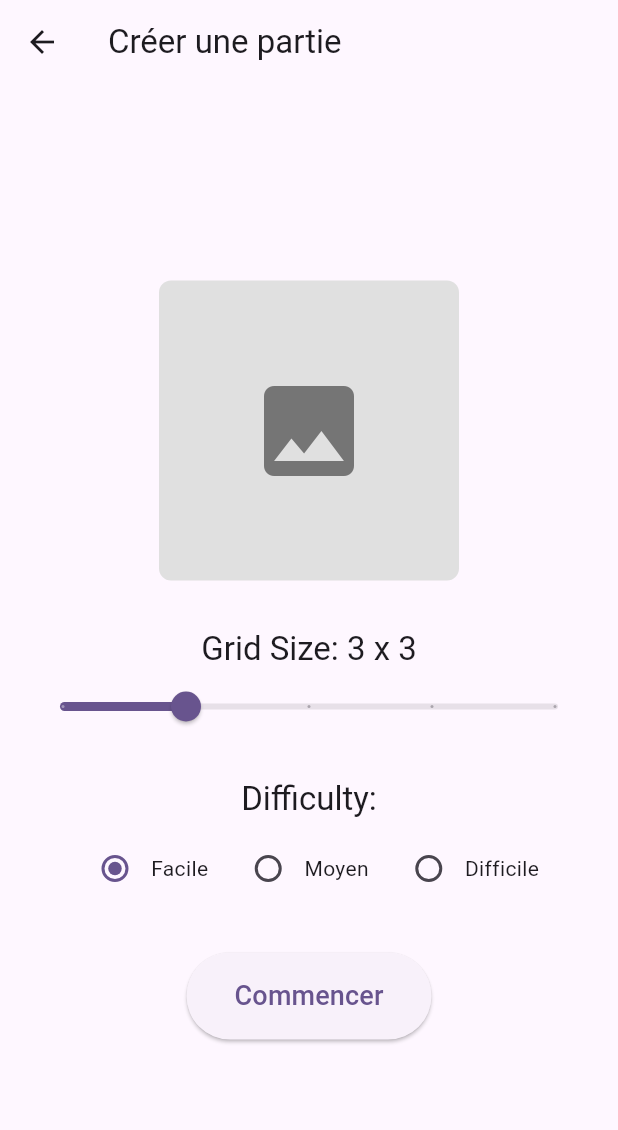
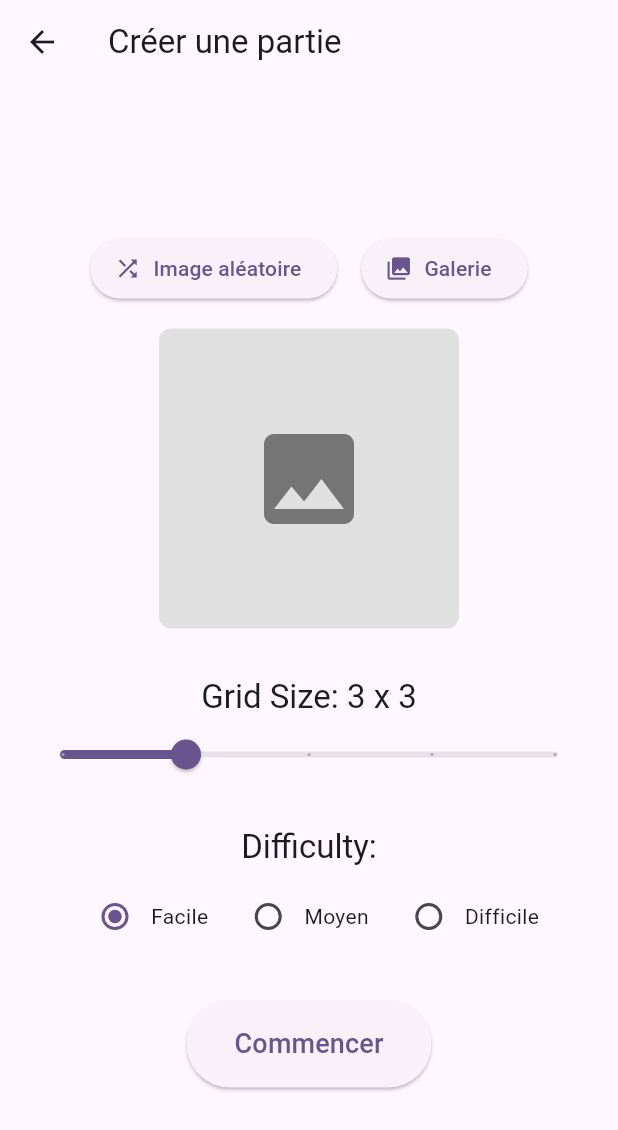
Before and after one commit to Aoxcis/AMSE-TP2, a Flutter app: the CreateGamePage screen opened by its route, on a phone screen of 412 x 824 dp. Shown: the top 1130 px of the screen. Run offline on Flutter 3.47's test engine with Material 3 defaults, Android fonts, the phone set to English and light mode, and no system bars; our stand-ins replace image_picker, shared_preferences; accounts and stored records are empty.

Commit message:
feat: add image selection functionality in create game page and game create service to connect backend

```diff
--- a/tp2/lib/pages/create_game_page.dart
+++ b/tp2/lib/pages/create_game_page.dart
@@ -1,4 +1,9 @@
 import 'package:flutter/material.dart';
+import 'package:image_picker/image_picker.dart';
+import 'dart:io';
+import 'dart:math';
+
+import 'package:tp2/services/game_creation_service.dart';
 
 class CreateGamePage extends StatefulWidget {
   const CreateGamePage({super.key});
@@ -11,8 +16,44 @@ class _CreateGamePageState extends State<CreateGamePage> {
   // State variables for grid size and difficulty
   int _gridSize = 3;
   String _difficulty = 'Facile';
+  File? _selectedImage;
+  bool _isRandomImage = false;
+  int _randomImageId = 1;
 
   final List<String> _difficulties = ['Facile', 'Moyen', 'Difficile'];
+  final ImagePicker _picker = ImagePicker();
+
+  Map<String, dynamic> gameOptions = {
+    'gridSize': 3,
+    'difficulty': 'Facile',
+    'image': null,
+  };
+
+  Map<String, dynamic> gameCurrent = {
+    'currentGrid': [],
+    'currentMoves': 0,
+    'currentImage': null,
+  };
+
+  // Method to pick image from gallery
+  Future<void> _pickImageFromGallery() async {
+    final XFile? image = await _picker.pickImage(source: ImageSource.gallery);
+    if (image != null) {
+      setState(() {
+        _selectedImage = File(image.path);
+        _isRandomImage = false;
+      });
+    }
+  }
+
+  // Method to select a random image
+  void _selectRandomImage() {
+    setState(() {
+      _selectedImage = null;
+      _isRandomImage = true;
+      _randomImageId = Random().nextInt(10) + 1; // Random ID between 1-10
+    });
+  }
 
   @override
   Widget build(BuildContext context) {
@@ -25,6 +66,34 @@ class _CreateGamePageState extends State<CreateGamePage> {
         child: Column(
           mainAxisAlignment: MainAxisAlignment.center,
           children: [
+            // Image Selection Buttons
+            Row(
+              mainAxisAlignment: MainAxisAlignment.center,
+              children: [
+                ElevatedButton.icon(
+                  onPressed: _selectRandomImage,
+                  icon: const Icon(Icons.shuffle),
+                  label: const Text('Image aléatoire'),
+                  style: ElevatedButton.styleFrom(
+                    backgroundColor:
+                        _isRandomImage ? Colors.deepPurple.shade200 : null,
+                  ),
+                ),
+                const SizedBox(width: 16),
+                ElevatedButton.icon(
+                  onPressed: _pickImageFromGallery,
+                  icon: const Icon(Icons.photo_library),
+                  label: const Text('Galerie'),
+                  style: ElevatedButton.styleFrom(
+                    backgroundColor: !_isRandomImage && _selectedImage != null
+                        ? Colors.deepPurple.shade200
+                        : null,
+                  ),
+                ),
+              ],
+            ),
+            const SizedBox(height: 16),
+
             // Image
             Container(
               width: 200,
@@ -32,14 +101,9 @@ class _CreateGamePageState extends State<CreateGamePage> {
               decoration: BoxDecoration(
                 color: Colors.grey[300],
                 borderRadius: BorderRadius.circular(8.0),
+                image: _getImageProvider(),
               ),
-              child: Center(
-                child: Icon(
-                  Icons.image,
-                  size: 80,
-                  color: Colors.grey[600],
-                ),
-              ),
+              child: _getImageWidget(),
             ),
             const SizedBox(height: 32),
 
@@ -93,7 +157,25 @@ class _CreateGamePageState extends State<CreateGamePage> {
 
             // Start Button
             ElevatedButton(
-              onPressed: () {
+              onPressed: () async {
+                gameOptions['gridSize'] = _gridSize;
+                gameOptions['difficulty'] = _difficulty;
+
+                if (_isRandomImage) {
+                  gameOptions['image'] =
+                      'https://picsum.photos/200/300?random=$_randomImageId';
+                } else if (_selectedImage != null) {
+                  gameOptions['image'] = _selectedImage;
+                }
+
+                final gameCreationService = GameCreationService();
+                final gameData =
+                    await gameCreationService.createGame(gameOptions);
+
+                setState(() {
+                  gameCurrent = gameData;
+                });
+
                 // TODO: Navigate to game page with selected options
                 ScaffoldMessenger.of(context).showSnackBar(
                   SnackBar(
@@ -117,4 +199,37 @@ class _CreateGamePageState extends State<CreateGamePage> {
       ),
     );
   }
+
+  // Helper method to get the image decoration
+  DecorationImage? _getImageProvider() {
+    if (_isRandomImage) {
+      // Here you would use an actual random image - this is just a placeholder
+      return DecorationImage(
+        image: NetworkImage(
+            'https://picsum.photos/200/300?random=$_randomImageId'),
+        fit: BoxFit.cover,
+      );
+    } else if (_selectedImage != null) {
+      return DecorationImage(
+        image: FileImage(_selectedImage!),
+        fit: BoxFit.cover,
+      );
+    }
+    return null;
+  }
+
+  // Helper method to get the image widget
+  Widget _getImageWidget() {
+    if (_isRandomImage || _selectedImage != null) {
+      return Container(); // Empty container since we're showing the image as background
+    } else {
+      return Center(
+        child: Icon(
+          Icons.image,
+          size: 80,
+          color: Colors.grey[600],
+        ),
+      );
+    }
+  }
 }
--- a/tp2/lib/widgets/app_bar.dart
+++ b/tp2/lib/widgets/app_bar.dart
@@ -8,6 +8,7 @@ class MyAppBar extends StatelessWidget implements PreferredSizeWidget {
   @override
   Widget build(BuildContext context) {
     return AppBar(
+      automaticallyImplyLeading: false,
       title: Text(title),
       actions: [
         IconButton(
--- a/tp2/pubspec.yaml
+++ b/tp2/pubspec.yaml
@@ -32,6 +32,8 @@ dependencies:
     sdk: flutter
   http: ^1.3.0
   shared_preferences: ^2.0.6
+  image_picker: ^1.0.5
+  image: ^3.0.1
 
   # The following adds the Cupertino Icons font to your application.
   # Use with the CupertinoIcons class for iOS style icons.
@@ -40,6 +42,7 @@ dependencies:
 dev_dependencies:
   flutter_test:
     sdk: flutter
+
 
   # The "flutter_lints" package below contains a set of recommended lints to
   # encourage good coding practices. The lint set provided by the package is
```
Also changed, not shown: tp2/lib/services/game_creation_service.dart (added, +315 -0 lines), 5 other files.
